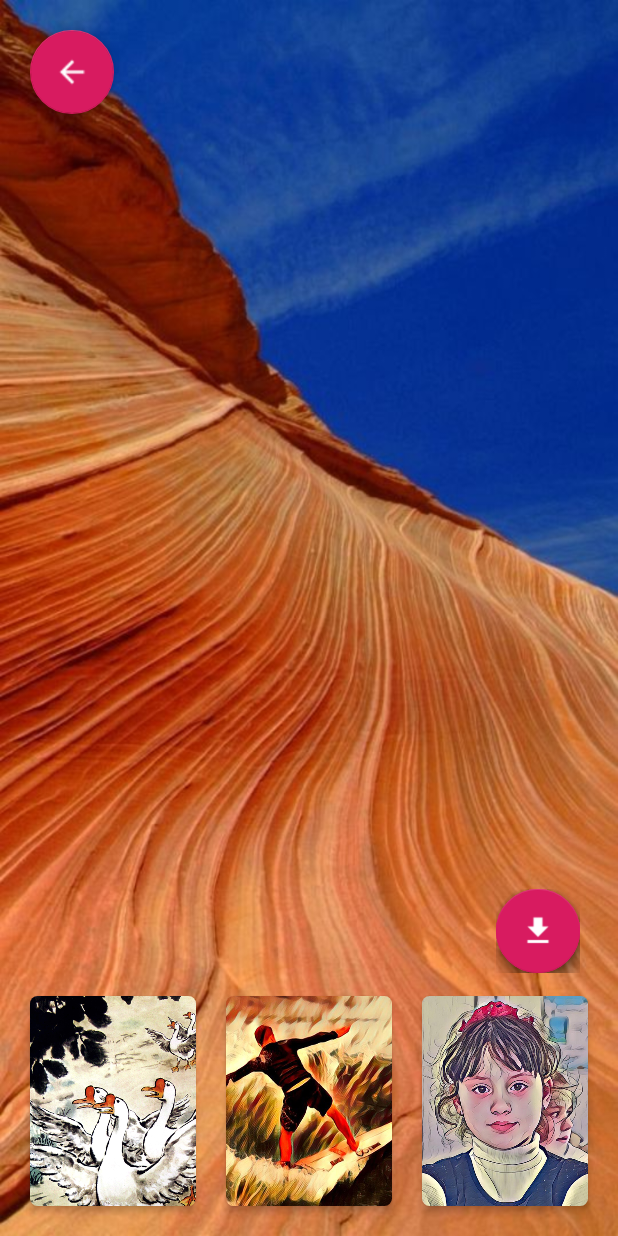
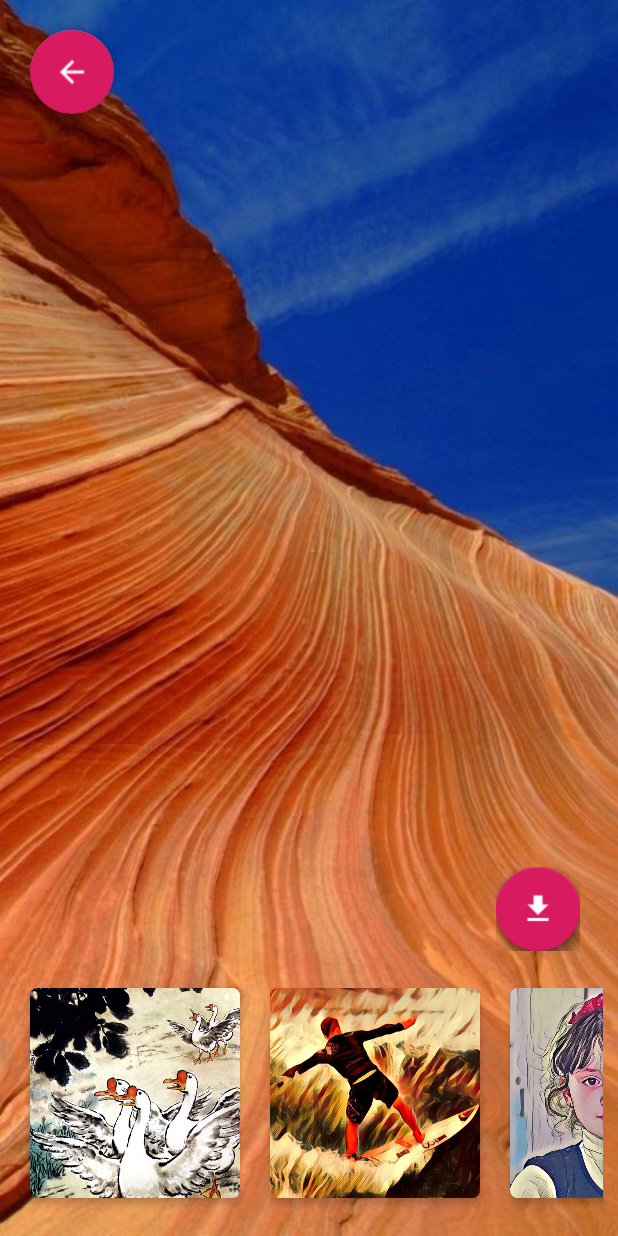
Before and after one commit to maxutian/AndroidProject, an Android app: the Photo_handler screen opened directly, with no data from a screen before it, on a phone screen of 412 x 824 dp. Run offline under Robolectric (Android 15) with nearby library versions, the phone set to English and light mode, and no system bars; libraries missing offline, so code that uses them is left out: com.github.clans.fab; plain views replace FloatingActionButton, FloatingActionMenu; 8 statements that could not run were skipped.

Commit message:
'style_change_layout'

```diff
--- a/app/src/main/java/com/demo/mrma/demo/MainActivity.java
+++ b/app/src/main/java/com/demo/mrma/demo/MainActivity.java
@@ -1,28 +1,21 @@
 package com.demo.mrma.demo;
 
-import android.app.ActivityOptions;
 import android.content.Intent;
 import android.support.v7.app.AppCompatActivity;
 import android.os.Bundle;
 import android.support.v7.widget.LinearLayoutManager;
 import android.support.v7.widget.RecyclerView;
-import android.transition.Transition;
-import android.transition.TransitionInflater;
 import android.view.View;
-import android.view.Window;
 import android.widget.Toast;
 
 import com.github.clans.fab.FloatingActionButton;
 
 import java.util.ArrayList;
-import java.util.Arrays;
 import java.util.List;
 
 public class MainActivity extends AppCompatActivity {
 
     private FloatingActionButton shotBtn,frontCameraBtn,albumBtn;
-    private RecyclerView styleList;
-    private List<Integer> mDatas;
 
     @Override
     protected void onCreate(Bundle savedInstanceState) {
@@ -30,31 +23,19 @@ public class MainActivity extends AppCompatActivity {
         setContentView(R.layout.activity_main);
 //        初始化
         init();
-//        初始化数据
-        initData();
 //        所有点击事件
         allClick();
-//        设置布局管理器
-//        LinearLayoutManager linearLayoutManager = new LinearLayoutManager(this);
-//        linearLayoutManager.setOrientation(LinearLayoutManager.HORIZONTAL);
-//        styleList.setLayoutManager(linearLayoutManager);
-////        设置适配器
-//        MyAdapter styleAdapter = new MyAdapter(this, mDatas);
-//        styleList.setAdapter(styleAdapter);
     }
+
+//    实例化变量
 
     public void init () {
         shotBtn = (FloatingActionButton) findViewById(R.id.camera_button);
         albumBtn = (FloatingActionButton) findViewById(R.id.album_button);
         frontCameraBtn = (FloatingActionButton) findViewById(R.id.front_camera_button);
-        styleList = (RecyclerView) findViewById(R.id.list_view);
     }
 
-    public void initData () {
-        mDatas = new ArrayList<>(Arrays.asList(R.drawable.style_001,
-                R.drawable.style_002,R.drawable.style_003,R.drawable.style_004,
-                R.drawable.style_005,R.drawable.style_006));
-    }
+//    所有点击事件
 
     public void allClick () {
 
@@ -68,7 +49,7 @@ public class MainActivity extends AppCompatActivity {
             }
         });
 
-//        切换前置摄像头
+////        切换前置摄像头
         frontCameraBtn.setOnClickListener(new View.OnClickListener() {
             @Override
             public void onClick(View view) {
@@ -76,7 +57,7 @@ public class MainActivity extends AppCompatActivity {
             }
         });
 
-//        相册按钮
+////        相册按钮
         albumBtn.setOnClickListener(new View.OnClickListener() {
             @Override
             public void onClick(View view) {
--- a/app/src/main/java/com/demo/mrma/demo/MyAdapter.java
+++ b/app/src/main/java/com/demo/mrma/demo/MyAdapter.java
@@ -1,6 +1,6 @@
 package com.demo.mrma.demo;
 
-import android.content.Context;
+import android.support.v7.widget.CardView;
 import android.support.v7.widget.RecyclerView;
 import android.view.LayoutInflater;
 import android.view.View;
@@ -11,51 +11,44 @@ import java.util.List;
 
 public class MyAdapter extends RecyclerView.Adapter<MyAdapter.myHolder>
 {
+    public static class myHolder extends RecyclerView.ViewHolder {
 
-    private LayoutInflater mInflater;
-    private List<Integer> mDatas;
+        CardView cv;
+        ImageView stylePhoto;
 
-    public MyAdapter(Context context, List<Integer> datas)
-    {
-        mInflater = LayoutInflater.from(context);
-        mDatas = datas;
+        myHolder(View itemView) {
+            super(itemView);
+            cv = itemView.findViewById(R.id.allStyles);
+            stylePhoto = itemView.findViewById(R.id.style_pic);
+        }
     }
 
-    public class myHolder extends RecyclerView.ViewHolder
-    {
-        private ImageView mImg;
+    List<Styles> styles;
 
-        public myHolder(View v)
-        {
-            super(v);
-            mImg = v.findViewById(R.id.style_01);
-        }
-
-    }
-
-    /**
-     * 创建ViewHolder
-     */
-    @Override
-    public myHolder onCreateViewHolder(ViewGroup parent, int ViewType)
-    {
-        View view = mInflater.inflate(R.layout.list_view, parent, false);
-        return new myHolder(view);
-    }
-
-    /**
-     * 设置值
-     */
-    @Override
-    public void onBindViewHolder(myHolder viewHolder, int i)
-    {
-        viewHolder.mImg.setImageResource(mDatas.get(i));
+    MyAdapter(List<Styles> styles){
+        this.styles = styles;
     }
 
     @Override
-    public int getItemCount()
-    {
-        return mDatas.size();
+    public void onAttachedToRecyclerView(RecyclerView recyclerView) {
+        super.onAttachedToRecyclerView(recyclerView);
+    }
+
+    @Override
+    public myHolder onCreateViewHolder(ViewGroup viewGroup, int i) {
+        View v = LayoutInflater.from(viewGroup.getContext()).inflate(R.layout.list_item, viewGroup, false);
+        myHolder mh = new myHolder(v);
+        return mh;
+    }
+
+    @Override
+    public void onBindViewHolder(myHolder ViewHolder, int i) {
+        ViewHolder.stylePhoto.setImageResource(styles.get(i).photoId);
+    }
+
+    @Override
+    public int getItemCount() {
+        return styles.size();
     }
 
 }
--- a/app/src/main/java/com/demo/mrma/demo/Photo_handler.java
+++ b/app/src/main/java/com/demo/mrma/demo/Photo_handler.java
@@ -4,14 +4,21 @@ import android.content.Intent;
 import android.os.Bundle;
 import android.app.Activity;
 import android.support.v7.widget.CardView;
+import android.support.v7.widget.LinearLayoutManager;
+import android.support.v7.widget.RecyclerView;
 import android.view.View;
 import android.widget.Toast;
 
 import com.github.clans.fab.FloatingActionButton;
 
+import java.util.ArrayList;
+import java.util.List;
+
 public class Photo_handler extends Activity {
 
     private FloatingActionButton backBtn,recoveryBtn,we_chatBtn,downloadBtn;
+    private List<Styles> styles;
+    private RecyclerView rv;
 
     @Override
     protected void onCreate(Bundle savedInstanceState) {
@@ -19,6 +26,14 @@ public class Photo_handler extends Activity {
         setContentView(R.layout.activity_photo_handler);
         init();
         allClick();
+        //        初始化数据
+        initializeData();
+//        初始化适配器
+        initializeAdapter();
+//        设置布局管理器
+        LinearLayoutManager linearLayoutManager = new LinearLayoutManager(this);
+        linearLayoutManager.setOrientation(LinearLayoutManager.HORIZONTAL);
+        rv.setLayoutManager(linearLayoutManager);
     }
 
     public void init () {
@@ -26,6 +41,26 @@ public class Photo_handler extends Activity {
         recoveryBtn = findViewById(R.id.recovery_button);
         we_chatBtn = findViewById(R.id.we_chat_button);
         downloadBtn = findViewById(R.id.download_button);
+        rv = findViewById(R.id.list_view);
+    }
+
+    //    初始化数据
+
+    private void initializeData(){
+        styles = new ArrayList<>();
+        styles.add(new Styles(R.drawable.style_001));
+        styles.add(new Styles(R.drawable.style_002));
+        styles.add(new Styles(R.drawable.style_003));
+        styles.add(new Styles(R.drawable.style_004));
+        styles.add(new Styles(R.drawable.style_005));
+        styles.add(new Styles(R.drawable.style_006));
+    }
+
+//    设置adapter
+
+    private void initializeAdapter(){
+        MyAdapter adapter = new MyAdapter(styles);
+        rv.setAdapter(adapter);
     }
 
     public void allClick() {
--- /dev/null
+++ b/app/src/main/java/com/demo/mrma/demo/Styles.java
@@ -0,0 +1,13 @@
+package com.demo.mrma.demo;
+
+/**
+ * Created by Mr.ma on 2017/7/8.
+ */
+
+class Styles {
+    int photoId;
+
+    Styles(int photoId) {
+        this.photoId = photoId;
+    }
+}
--- a/app/src/main/res/layout/activity_photo_handler.xml
+++ b/app/src/main/res/layout/activity_photo_handler.xml
@@ -11,7 +11,7 @@
         android:layout_height="wrap_content"
         android:src="@drawable/ic_back"
         android:layout_marginTop="20dp"
-        android:layout_marginLeft="20dp"
+        android:layout_marginStart="20dp"
         fab:fab_colorNormal="#55666666"
         fab:fab_colorRipple="#77ffffff"
         fab:fab_colorPressed="#55666666"
@@ -23,7 +23,7 @@
         android:layout_height="wrap_content"
         android:layout_alignParentBottom="true"
         android:layout_alignParentEnd="true"
-        android:layout_marginBottom="175dp"
+        android:layout_marginBottom="190dp"
         android:layout_marginEnd="25dp"
         fab:menu_animationDelayPerItem="55"
         fab:menu_backgroundColor="@android:color/transparent"
@@ -68,8 +68,7 @@
 
     </com.github.clans.fab.FloatingActionMenu>
 
-    <include layout="@layout/list_item">
+    <include layout="@layout/list_view" />
 
-    </include>
 
 </RelativeLayout>
--- a/app/src/main/res/layout/list_item.xml
+++ b/app/src/main/res/layout/list_item.xml
@@ -1,19 +1,14 @@
 <?xml version="1.0" encoding="utf-8"?>
-<LinearLayout xmlns:android="http://schemas.android.com/apk/res/android"
-    android:layout_width="match_parent"
-    android:layout_height="match_parent"
-    android:gravity="bottom"
-    android:weightSum="3"
-    android:layout_margin="10dp">
-
 <android.support.v7.widget.CardView
+    xmlns:android="http://schemas.android.com/apk/res/android"
     xmlns:card_view="http://schemas.android.com/apk/res-auto"
+    android:id="@+id/allStyles"
     android:layout_width="140dp"
     android:layout_height="140dp"
-        android:orientation="horizontal"
     android:clickable="true"
-        android:layout_weight="1"
-        android:layout_margin="10dp"
+    android:layout_marginTop="10dp"
+    android:layout_marginLeft="10dp"
+    android:layout_marginRight="10dp"
     android:foreground="?android:attr/selectableItemBackground"
     card_view:cardBackgroundColor="@android:color/transparent"
     card_view:cardElevation="3dp"
@@ -24,73 +19,12 @@
         android:layout_height="match_parent">
 
         <ImageView
-                android:id="@+id/style_01"
+            android:id="@+id/style_pic"
             android:layout_width="match_parent"
             android:layout_height="match_parent"
             android:layout_centerInParent="true"
-                android:scaleType="centerCrop"
-                android:src="@drawable/style_001"/>
+            android:scaleType="centerCrop" />
 
     </RelativeLayout>
 
 </android.support.v7.widget.CardView>
-
-    <android.support.v7.widget.CardView
-        xmlns:card_view="http://schemas.android.com/apk/res-auto"
-        android:layout_width="140dp"
-        android:layout_height="140dp"
-        android:orientation="horizontal"
-        android:clickable="true"
-        android:layout_weight="1"
-        android:layout_margin="10dp"
-        android:foreground="?android:attr/selectableItemBackground"
-        card_view:cardBackgroundColor="@android:color/transparent"
-        card_view:cardElevation="3dp"
-        card_view:cardCornerRadius="5dp">
-
-        <RelativeLayout
-            android:layout_width="match_parent"
-            android:layout_height="match_parent">
-
-            <ImageView
-                android:id="@+id/style_02"
-                android:layout_width="match_parent"
-                android:layout_height="match_parent"
-                android:layout_centerInParent="true"
-                android:scaleType="centerCrop"
-                android:src="@drawable/style_002"/>
-
-        </RelativeLayout>
-
-    </android.support.v7.widget.CardView>
-
-    <android.support.v7.widget.CardView
-        xmlns:card_view="http://schemas.android.com/apk/res-auto"
-        android:layout_width="140dp"
-        android:layout_height="140dp"
-        android:orientation="horizontal"
-        android:clickable="true"
-        android:layout_weight="1"
-        android:layout_margin="10dp"
-        android:foreground="?android:attr/selectableItemBackground"
-        card_view:cardBackgroundColor="@android:color/transparent"
-        card_view:cardElevation="3dp"
-        card_view:cardCornerRadius="5dp">
-
-        <RelativeLayout
-            android:layout_width="match_parent"
-            android:layout_height="match_parent">
-
-            <ImageView
-                android:id="@+id/style_03"
-                android:layout_width="match_parent"
-                android:layout_height="match_parent"
-                android:layout_centerInParent="true"
-                android:scaleType="centerCrop"
-                android:src="@drawable/style_003"/>
-
-        </RelativeLayout>
-
-    </android.support.v7.widget.CardView>
-
-</LinearLayout>
--- a/app/src/main/res/layout/list_view.xml
+++ b/app/src/main/res/layout/list_view.xml
@@ -6,10 +6,11 @@
     <android.support.v7.widget.RecyclerView
         android:id="@+id/list_view"
         android:layout_width="match_parent"
-        android:layout_height="match_parent"
-        android:background="#66666666"
-        android:layout_alignParentTop="true"
-        android:layout_alignParentStart="true" />
-
+        android:layout_height="160dp"
+        android:foregroundGravity="center_vertical"
+        android:layout_marginStart="10dp"
+        android:layout_marginEnd="10dp"
+        android:layout_marginBottom="15dp"
+        android:layout_alignParentBottom="true"/>
 
 </RelativeLayout>
```
Lines whose indentation alone changed are shown as unchanged.
